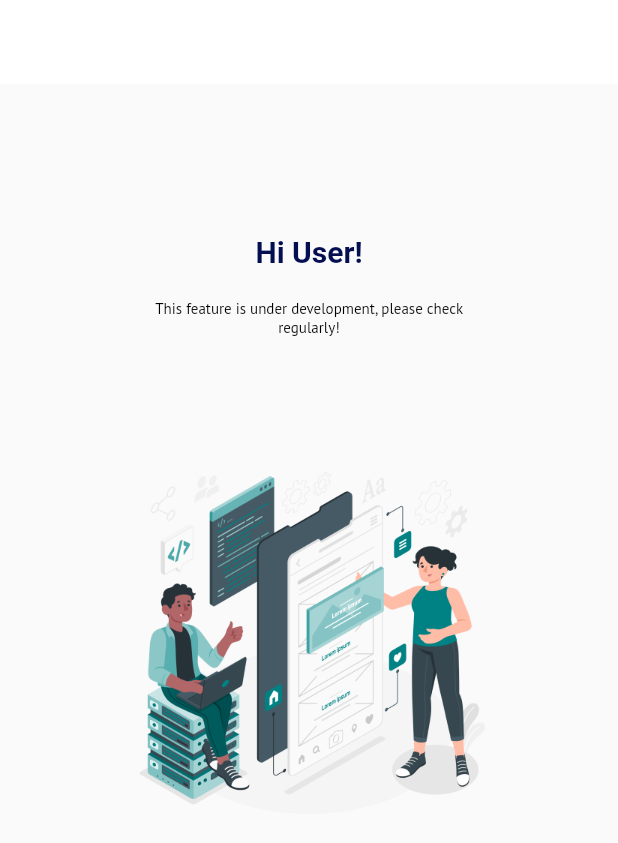
After one commit to Kelompok-14-Loyalty-Point-Agent/Flutter, a Flutter app: the UpdateFeatureScreen screen opened directly, on a phone screen of 412 x 824 dp. The commit adds this screen. Shown: the top 843 px of the screen. Run offline on Flutter 3.47's test engine with Material 2 defaults, Android fonts, the phone set to English and light mode, and no system bars; our stand-ins replace carousel_slider, dots_indicator, flutter_otp_text_field, google_fonts.

Commit message:
slicing feature update screen

```diff
--- a/lib/ui/bottom_navbar_page/bottom_navbar.dart
+++ b/lib/ui/bottom_navbar_page/bottom_navbar.dart
@@ -8,7 +8,10 @@ import '../home/home_page.dart';
 class BottomNavBar extends StatefulWidget {
   final int currentIndex;
 
-  const BottomNavBar({Key? key, required this.currentIndex}) : super(key: key);
+  const BottomNavBar({
+    Key? key,
+    required this.currentIndex,
+  }) : super(key: key);
 
   @override
   State<BottomNavBar> createState() => _BottomNavBarState();
--- /dev/null
+++ b/lib/ui/update_feature/update_feature_screen.dart
@@ -0,0 +1,45 @@
+import 'package:capstone_14/constant/textstyle_constant.dart';
+import 'package:flutter/material.dart';
+
+class UpdateFeatureScreen extends StatelessWidget {
+  const UpdateFeatureScreen({super.key});
+
+  @override
+  Widget build(BuildContext context) {
+    return Scaffold(
+      appBar: AppBar(
+        backgroundColor: Colors.white,
+        elevation: 0,
+      ),
+      body: SingleChildScrollView(
+        child: Center(
+          child: Column(
+            children: [
+              const SizedBox(height: 100),
+              Text(
+                "Hi User!",
+                style: TextStyleConst.heading3,
+              ),
+              Padding(
+                padding: const EdgeInsets.only(top: 20, bottom: 80),
+                child: SizedBox(
+                  width: 210,
+                  child: Text(
+                    "This feature is under development, please check regularly!",
+                    textAlign: TextAlign.center,
+                    style: TextStyleConst.description4,
+                  ),
+                ),
+              ),
+              Image.asset(
+                "assets/images/App-development.png",
+                width: 244,
+                height: 244,
+              ),
+            ],
+          ),
+        ),
+      ),
+    );
+  }
+}
```
Also changed, not shown: assets/images/App-development.png (added).
